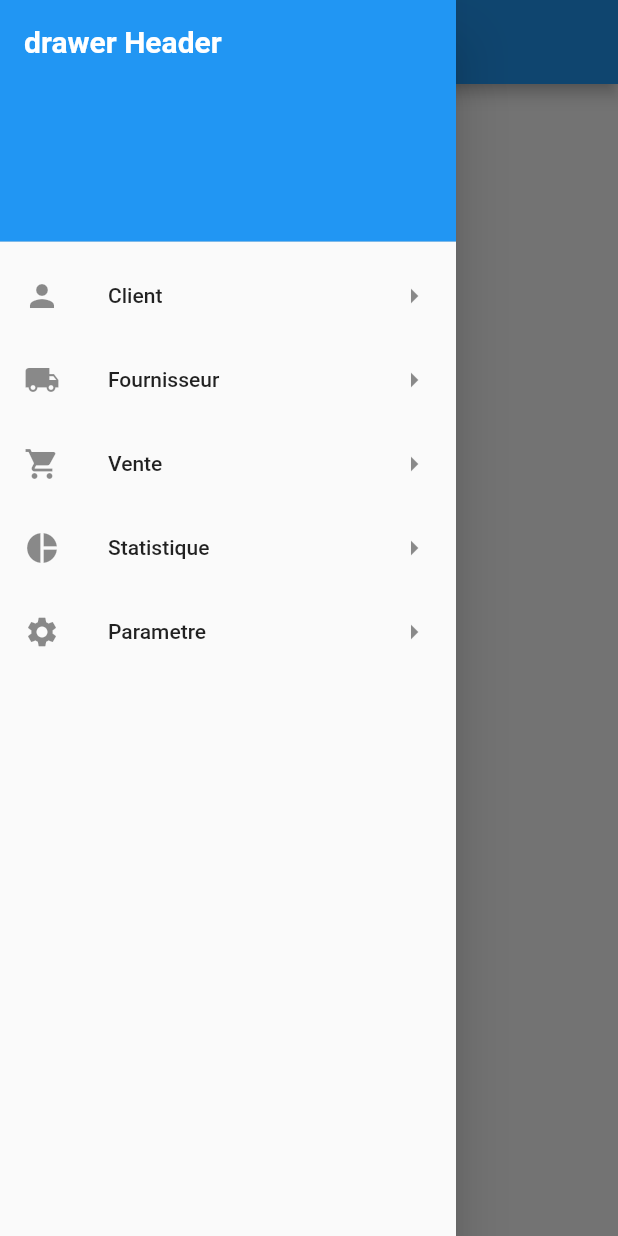
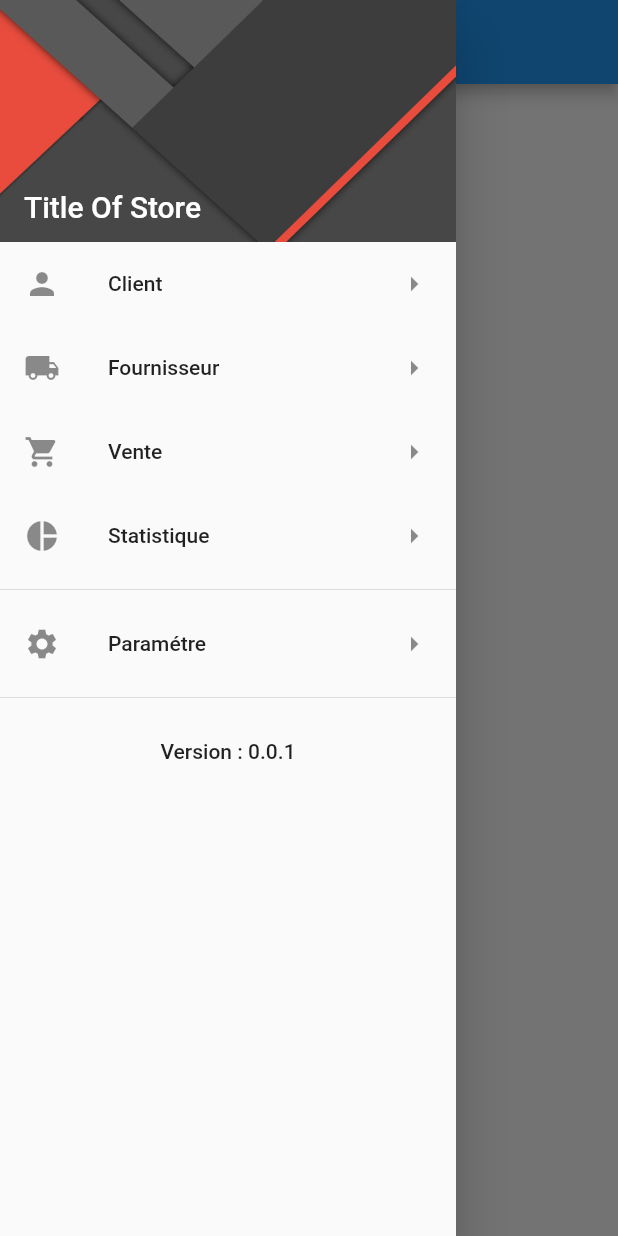
Before and after one commit to tooinfinity/magasin-manage, a Flutter app: the screen it shows after launch, with the side drawer open, on a phone screen of 412 x 824 dp. Run offline on Flutter 3.47's test engine with Material 2 defaults, Android fonts, the phone set to English and light mode, and no system bars.

Commit message:
:sparkles: create all screen and settings there routes :sparkles:

```diff
--- a/lib/main.dart
+++ b/lib/main.dart
@@ -1,4 +1,11 @@
 import 'package:flutter/material.dart';
+import 'package:magasin/pages/clients_page.dart';
+import 'package:magasin/pages/fournisseur_page.dart';
+import 'package:magasin/pages/home_page.dart';
+import 'package:magasin/pages/settings_page.dart';
+import 'package:magasin/pages/statistique_page.dart';
+import 'package:magasin/pages/ventes_page.dart';
+import 'package:magasin/routes/Routes.dart';
 
 void main() => runApp(Myapp());
 
@@ -8,47 +15,16 @@ class Myapp extends StatelessWidget {
   @override
   Widget build(BuildContext context) {
     return MaterialApp(
-      title: 'Magasin',
-      home: Scaffold(
-      appBar: AppBar(title: Text('magasin'),
-        ),
-      drawer: Drawer(
-        child: ListView(
-          children: <Widget>[
-            DrawerHeader(child: Text('drawer Header', style:TextStyle(color:Colors.white,fontWeight: FontWeight.bold,
-            fontSize: 20),),decoration: BoxDecoration(
-              color:Colors.blue,
-            ),),
-            ListTile(title: Text('Client'),
-            leading: Icon(Icons.person),
-            trailing: Icon(Icons.arrow_right),
-            onTap: () {},
-            ),
-            ListTile(title: Text('Fournisseur'),
-            leading: Icon(Icons.local_shipping),
-            trailing: Icon(Icons.arrow_right),
-            onTap: () {},
-            ),
-            ListTile(title: Text('Vente'),
-            leading: Icon(Icons.shopping_cart),
-            trailing: Icon(Icons.arrow_right),
-            onTap: () {},
-            ),
-            ListTile(title: Text('Statistique'),
-            leading: Icon(Icons.pie_chart),
-            trailing: Icon(Icons.arrow_right),
-            onTap: () {},
-            ),
-            ListTile(title: Text('Parametre'),
-            leading: Icon(Icons.settings),
-            trailing: Icon(Icons.arrow_right),
-
-            onTap: () {},
-            ),
-          ],
-        ),
-      ),
-      ),
+      //debugShowCheckedModeBanner: false,
+      title: 'Store',
+      home: HomePage(),
+      routes: {
+        Routes.clients: (context) => ClientsPage(),
+        Routes.fournisseur: (context) => FournisseurPage(),
+        Routes.statistique: (context) => StatistiquePage(),
+        Routes.ventes: (context) => VentesPage(),
+        Routes.settings: (context) => SettingsPage(),
+      },
     );
   }
 }
--- /dev/null
+++ b/lib/pages/home_page.dart
@@ -0,0 +1,18 @@
+import 'package:flutter/material.dart';
+import 'package:magasin/widgets/drawer.dart';
+
+class HomePage extends StatelessWidget {
+  const HomePage({Key key}) : super(key: key);
+  static const String routeName = '/';
+
+  @override
+  Widget build(BuildContext context) {
+    return Scaffold(
+      appBar: AppBar(
+        title: Text('Home'),
+      ),
+      drawer: MyDrawer(),
+      body: Center(child: Text('Home'),),
+    );
+  }
+}
--- /dev/null
+++ b/lib/routes/Routes.dart
@@ -0,0 +1,15 @@
+import 'package:magasin/pages/clients_page.dart';
+import 'package:magasin/pages/fournisseur_page.dart';
+import 'package:magasin/pages/home_page.dart';
+import 'package:magasin/pages/settings_page.dart';
+import 'package:magasin/pages/statistique_page.dart';
+import 'package:magasin/pages/ventes_page.dart';
+
+class Routes {
+  static const String home = HomePage.routeName;
+  static const String clients = ClientsPage.routeName;
+  static const String fournisseur = FournisseurPage.routeName;
+  static const String ventes = VentesPage.routeName;
+  static const String statistique = StatistiquePage.routeName;
+  static const String settings = SettingsPage.routeName;
+}
--- /dev/null
+++ b/lib/widgets/drawer.dart
@@ -0,0 +1,61 @@
+import 'package:flutter/material.dart';
+import 'package:magasin/routes/Routes.dart';
+
+class MyDrawer extends StatelessWidget {
+  const MyDrawer({Key key}) : super(key: key);
+
+  @override
+  Widget build(BuildContext context) {
+    return Drawer(
+        child: ListView(
+          children: <Widget>[
+            _createDrawerHeader(),
+            _createDrawerList(icon: Icons.person, text: 'Client',onTap: ()=>
+              Navigator.pushReplacementNamed(context, Routes.clients)),
+            _createDrawerList(icon: Icons.local_shipping, text: 'Fournisseur',onTap: () =>
+              Navigator.pushReplacementNamed(context, Routes.fournisseur)),
+            _createDrawerList(icon: Icons.shopping_cart, text: 'Vente',onTap: () =>
+              Navigator.pushReplacementNamed(context, Routes.ventes)),
+            _createDrawerList(icon: Icons.pie_chart, text: 'Statistique',onTap: () =>
+              Navigator.pushReplacementNamed(context, Routes.statistique)),
+            Divider(),
+            _createDrawerList(icon: Icons.settings, text: 'Paramétre',onTap: () =>
+              Navigator.pushReplacementNamed(context, Routes.settings)),
+            Divider(),
+            ListTile(
+              title:Center(child: Align(
+              alignment: FractionalOffset.bottomCenter,
+              child: Text('Version : 0.0.1'),
+            ),),
+            ),
+          ],
+        ),
+      );
+  }
+}
+
+// declaration fo header widget
+Widget _createDrawerHeader(){
+  return DrawerHeader(
+    margin: EdgeInsets.zero,
+    padding: EdgeInsets.zero,
+    decoration: BoxDecoration(
+      image:DecorationImage(fit: BoxFit.fill, image: AssetImage('assets/images/drawer-bg.jpg'),)
+    ),
+    child: Stack(
+      children: <Widget>[
+        Positioned(bottom: 12.0,left: 16.0,child: Text('Title Of Store',style: TextStyle(fontSize: 20.0,color: Colors.white,fontWeight:FontWeight.w500)),)
+      ],
+    ),
+    );
+}
+
+// declaration fo header widget
+Widget _createDrawerList({IconData icon, String text, GestureTapCallback onTap}){
+  return ListTile(
+    title: Text(text),
+    leading:Icon(icon),
+    trailing: Icon(Icons.arrow_right),
+    onTap: onTap,
+  );
+}
--- a/pubspec.yaml
+++ b/pubspec.yaml
@@ -45,8 +45,8 @@ flutter:
   uses-material-design: true
 
   # To add assets to your application, add an assets section, like this:
-  # assets:
-  #   - images/a_dot_burr.jpeg
+  assets:
+    - assets/images/drawer-bg.jpg
   #   - images/a_dot_ham.jpeg
 
   # An image asset can refer to one or more resolution-specific "variants", see
```
Also changed, not shown: lib/pages/clients_page.dart (added, +18 -0 lines), lib/pages/fournisseur_page.dart (added, +18 -0 lines), lib/pages/settings_page.dart (added, +18 -0 lines), lib/pages/statistique_page.dart (added, +18 -0 lines), lib/pages/ventes_page.dart (added, +18 -0 lines), assets/images/drawer-bg.jpg (added).
